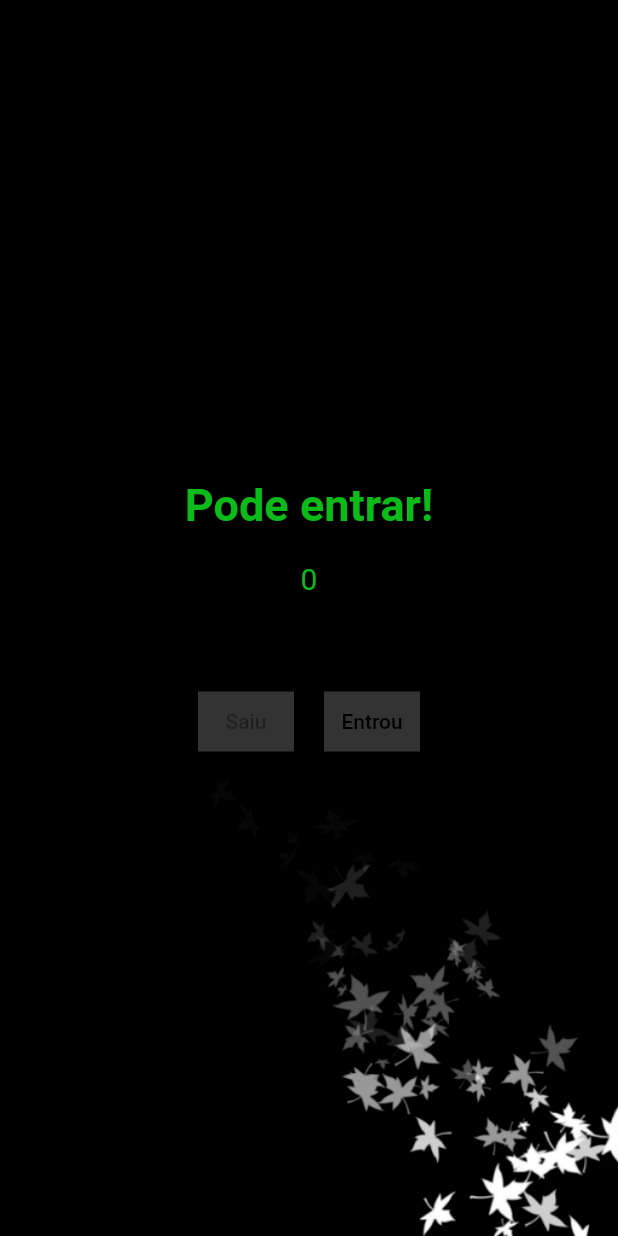
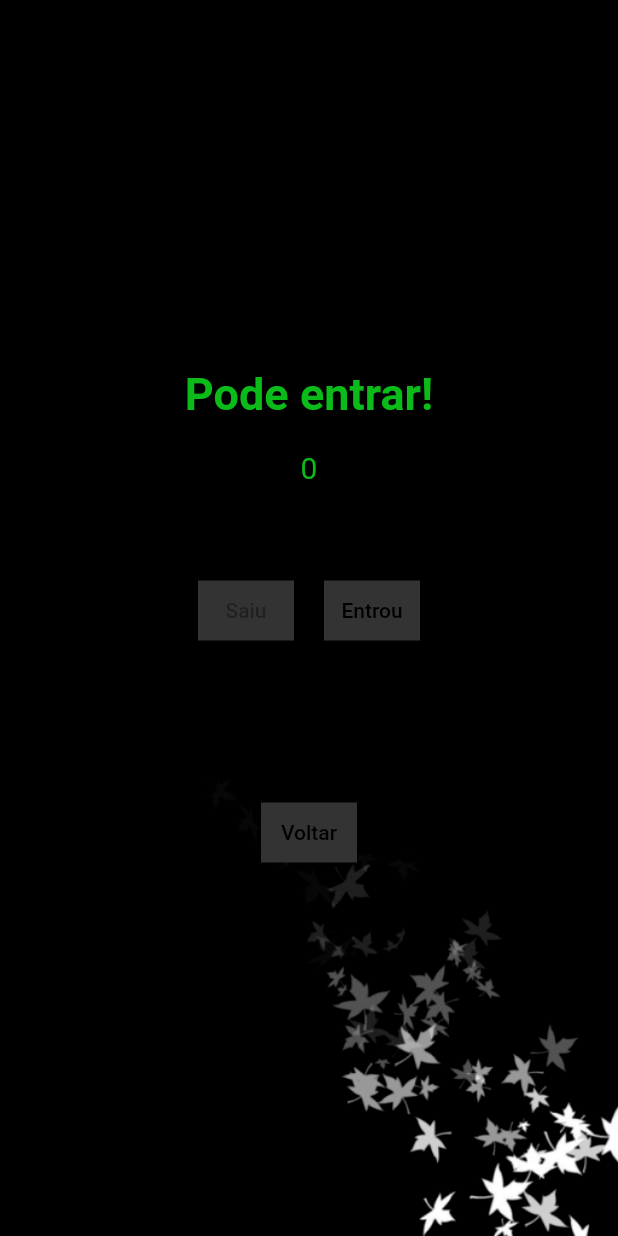
Before and after one commit to Ailton-F/fluttercurso, a Flutter app: the HomePage screen opened directly, on a phone screen of 412 x 824 dp. Run offline on Flutter 3.47's test engine with Material 2 defaults, Android fonts, the phone set to English and light mode, and no system bars.

Commit message:
:sparkles: feat: now the login works and u are redirected to the home page. Started the home page of the app

```diff
--- a/lib/contador.dart
+++ b/lib/contador.dart
@@ -1,4 +1,5 @@
 import 'package:flutter/material.dart';
+import 'package:fluttercurso/home_page.dart';
 
 class ContadorPage extends StatelessWidget {
   const ContadorPage({Key? key}) : super(key: key);
@@ -32,6 +33,14 @@ class _HomePageState extends State<HomePage> {
       count++;
     });
   }
+
+  ButtonStyle buttonStyle = TextButton.styleFrom(
+      backgroundColor: const Color.fromARGB(255, 51, 51, 51),
+      fixedSize: const Size(60, 40),
+      foregroundColor: Colors.black,
+      shape: const RoundedRectangleBorder(
+        borderRadius: BorderRadius.zero,
+      ));
 
   @override
   Widget build(BuildContext context) {
@@ -70,15 +79,7 @@ class _HomePageState extends State<HomePage> {
                   children: [
                     TextButton(
                         onPressed: count == 0 ? null : decrement,
-                        style: TextButton.styleFrom(
-                          backgroundColor:
-                              const Color.fromARGB(255, 51, 51, 51),
-                          fixedSize: const Size(60, 40),
-                          foregroundColor: Colors.black,
-                          shape: const RoundedRectangleBorder(
-                            borderRadius: BorderRadius.zero,
-                          ),
-                        ),
+                        style: buttonStyle,
                         child: const Text(
                           'Saiu',
                         )),
@@ -87,18 +88,30 @@ class _HomePageState extends State<HomePage> {
                     ),
                     TextButton(
                       onPressed: count == 20 ? null : increment,
-                      style: TextButton.styleFrom(
-                        backgroundColor: const Color.fromARGB(255, 51, 51, 51),
-                        fixedSize: const Size(60, 40),
-                        foregroundColor: Colors.black,
-                        shape: const RoundedRectangleBorder(
-                          borderRadius: BorderRadius.zero,
-                        ),
-                      ),
+                      style: buttonStyle,
                       child: const Text('Entrou'),
                     ),
                   ],
-                )
+                ),
+                const SizedBox(
+                  height: 100,
+                ),
+                Row(
+                  mainAxisAlignment: MainAxisAlignment.center,
+                  children: [
+                    Container(
+                      alignment: Alignment.center,
+                      child: TextButton(
+                        onPressed: () {
+                          Navigator.of(context).push(MaterialPageRoute(
+                              builder: ((context) => const AppHomePage())));
+                        },
+                        style: buttonStyle,
+                        child: const Text('Voltar'),
+                      ),
+                    ),
+                  ],
+                ),
               ],
             )));
   }
--- /dev/null
+++ b/lib/home_page.dart
@@ -0,0 +1,47 @@
+import 'package:flutter/material.dart';
+
+class AppHomePage extends StatelessWidget {
+  const AppHomePage({super.key});
+  @override
+  Widget build(BuildContext context) {
+    return const MaterialApp(
+      home: HomePage(),
+      debugShowCheckedModeBanner: false,
+    );
+  }
+}
+
+class HomePage extends StatefulWidget {
+  const HomePage({super.key});
+
+  @override
+  State<HomePage> createState() => _HomePageState();
+}
+
+class _HomePageState extends State<HomePage> {
+  @override
+  Widget build(BuildContext context) {
+    return Scaffold(
+      appBar: AppBar(
+        backgroundColor: const Color.fromARGB(255, 17, 16, 16),
+        title: const Text('Projects'),
+        leading: IconButton(
+          onPressed: (){},
+          icon: const Icon(
+            Icons.menu
+          ),
+        ),
+        actions: [
+          Padding(
+            padding: const EdgeInsets.only(right: 20.0),
+            child: IconButton(
+              onPressed: (){},
+              icon: const Icon(
+                Icons.more_vert
+              )),
+            ),
+        ],
+      ),
+    );
+  }
+}
```
Also changed, not shown: lib/login_page.dart (+43 -2 lines), lib/main.dart (+4 -3 lines).
